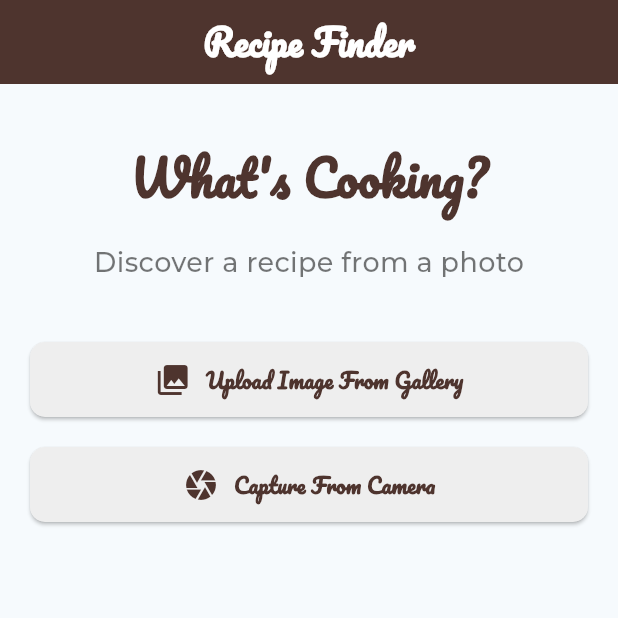
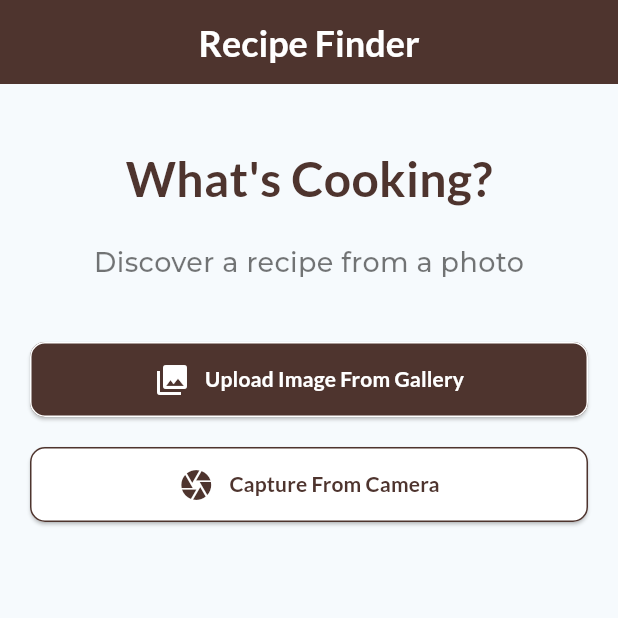
Before and after one commit to hasan661/flutter_and_gemini, a Flutter app: the screen it shows after launch, on a phone screen of 412 x 824 dp, the top half of it. Run offline on Flutter 3.47's test engine with Material 2 defaults, Android fonts, the phone set to English and light mode, and no system bars; our stand-ins replace fluttertoast, google_fonts, google_generative_ai, image_picker.

Commit message:
Application Finalized

```diff
--- a/lib/screens/image_picker_screen.dart
+++ b/lib/screens/image_picker_screen.dart
@@ -7,6 +7,7 @@ import 'package:image_picker/image_picker.dart';
 import 'package:google_fonts/google_fonts.dart';
 
 import '../services/gemini_service.dart';
+import '../services/recipe_model.dart';
 import '../shared/constants.dart';
 
 class MyHomePage extends StatefulWidget {
@@ -23,6 +24,10 @@ class _MyHomePageState extends State<MyHomePage> {
   File? pickedImage;
   final ValueNotifier<bool> isLoadingNotifier = ValueNotifier(false);
 
+  FoodItem? foodItem;
+
+  bool isFoodItem = false;
+
   @override
   Widget build(BuildContext context) {
     return Scaffold(
@@ -31,7 +36,7 @@ class _MyHomePageState extends State<MyHomePage> {
             AppColors().primaryColor, // Darker app bar for better contrast
         title: Text(
           widget.title,
-          style: GoogleFonts.pacifico(
+          style: GoogleFonts.lato(
             fontSize: 24.0,
             fontWeight: FontWeight.bold,
             color: Colors.white,
@@ -39,7 +44,9 @@ class _MyHomePageState extends State<MyHomePage> {
         ),
         centerTitle: true,
       ),
-      body: Stack(
+      body: ValueListenableBuilder(
+        valueListenable: isLoadingNotifier,
+        builder: (context, loading, child) => Stack(
           children: [
             SingleChildScrollView(
               padding: const EdgeInsets.symmetric(horizontal: 20.0),
@@ -48,13 +55,15 @@ class _MyHomePageState extends State<MyHomePage> {
                 crossAxisAlignment:
                     CrossAxisAlignment.center, // Center text and buttons
                 children: [
-            const SizedBox(height: 40.0), // Spacing between app bar and content
+                  const SizedBox(
+                      height: 40.0), // Spacing between app bar and content
                   Text(
                     "What's Cooking?",
-              style: GoogleFonts.pacifico(
+                    style: GoogleFonts.lato(
                       fontSize: 32.0,
                       fontWeight: FontWeight.bold,
-                color: AppColors().primaryColor, // Darker text for better legibility
+                      color: AppColors()
+                          .primaryColor, // Darker text for better legibility
                     ),
                   ),
                   const SizedBox(
@@ -64,41 +73,98 @@ class _MyHomePageState extends State<MyHomePage> {
                     style: GoogleFonts.montserrat(
                       fontSize: 18.0,
                       fontWeight: FontWeight.w500,
-                color: Colors.black54, // Subdued text for better readability
+                      color:
+                          Colors.black54, // Subdued text for better readability
                     ),
                   ),
                   const SizedBox(
                       height: 40.0), // Spacing between description and buttons
                   Column(
                     children: [
-                ImageUploadButton(
-                  onPressed: () =>
-                      pickAnImageAndUploadOnGemini(ImageSource.gallery),
+                      CustomElevatedButton(
+                        onPressed: () => checkIsFoodItem(ImageSource.gallery),
                         text: "Upload Image From Gallery",
                         iconData: Icons.photo_library,
+                        borderColor: Colors.white,
+                        buttonColor: AppColors().primaryColor!,
+                        buttonTextColor: Colors.white,
                       ),
                       const SizedBox(
                         height: 20,
                       ),
-                ImageUploadButton(
-                  onPressed: () =>
-                      pickAnImageAndUploadOnGemini(ImageSource.camera),
+                      CustomElevatedButton(
+                        onPressed: () => checkIsFoodItem(ImageSource.camera),
                         text: "Capture From Camera",
                         iconData: Icons.camera,
+                        borderColor: AppColors().primaryColor!,
+                        buttonColor: Colors.white,
+                        buttonTextColor: AppColors().primaryColor!,
                       ),
+                      if (pickedImage != null &&
+                          (foodItem?.isFoodItem ?? false))
+                        Column(
+                          crossAxisAlignment: CrossAxisAlignment.start,
+                          children: [
+                            const SizedBox(
+                              height: 20,
+                            ),
+                            Center(
+                              child: Text(
+                                foodItem?.title ?? "",
+                                style: GoogleFonts.lato(
+                                  fontSize: 26,
+                                  fontWeight: FontWeight.w700,
+                                  color: AppColors()
+                                      .primaryColor, // Darker text for better legibility
+                                ),
+                              ),
+                            ),
+                            const Divider(),
+                            const SizedBox(
+                              height: 20,
+                            ),
+                            Container(
+                              width: double.infinity,
+                              height: 240,
+                              decoration: BoxDecoration(
+                                image: DecorationImage(
+                                  image: FileImage(pickedImage!),
+                                  fit: BoxFit.cover,
+                                  colorFilter: ColorFilter.mode(
+                                    Colors.black.withOpacity(0.5),
+                                    BlendMode.srcOver,
+                                  ),
+                                ),
+                              ),
+                            ),
+                            const SizedBox(
+                              height: 20,
+                            ),
+                            CustomElevatedButton(
+                              onPressed: () =>
+                                  getRecipe(),
+                              text:
+                                  "Get The Recipe For ${foodItem?.title ?? ""}",
+                              iconData: null,
+                              borderColor: Colors.white,
+                              buttonColor: AppColors().primaryColor!,
+                              buttonTextColor: Colors.white,
+                            ),
+                          ],
+                        )
                     ],
                   ),
                 ],
               ),
             ),
-      ValueListenableBuilder(valueListenable: isLoadingNotifier, builder: (context, loading, child) => loading?const FullScreenLoader():const Center() ,)
-
+            loading ? const FullScreenLoader() : const Center(),
           ],
-      )
+        ),
+      ),
     );
   }
 
-  pickAnImageAndUploadOnGemini(ImageSource imageSource) async {
+  checkIsFoodItem(ImageSource imageSource) async {
     final imagePicker = ImagePicker();
     isLoadingNotifier.value = true;
     final pickedFile = await imagePicker.pickImage(source: imageSource);
@@ -107,8 +173,14 @@ class _MyHomePageState extends State<MyHomePage> {
       return;
     }
     pickedImage = File(pickedFile.path);
+    foodItem = await geminiService.checkIsFoodItem(pickedImage);
 
-    await geminiService.sendTextAndImage(pickedImage!).then((recipe) {
+    isLoadingNotifier.value = false;
+  }
+
+  getRecipe() async {
+    isLoadingNotifier.value = true;
+    await geminiService.sendTextAndImage(foodItem!.title).then((recipe) {
       isLoadingNotifier.value = false;
       if (recipe != null) {
         Navigator.of(context).push(
--- a/lib/services/recipe_model.dart
+++ b/lib/services/recipe_model.dart
@@ -2,14 +2,41 @@ class RecipeModel {
   final String title;
   final List<String> ingredients;
   final List<String> instructions;
+  final String actualResponse;
 
   RecipeModel(
       {required this.ingredients,
       required this.instructions,
+      required this.actualResponse,
       required this.title});
-  factory RecipeModel.fromJson(Map<String, dynamic> json) => RecipeModel(
-        title: json['title'] as String,
+
+  factory RecipeModel.fromJson(
+    Map<String, dynamic> json,
+    String title,
+    String response,
+  ) =>
+      RecipeModel(
+        title: title,
         ingredients: List<String>.from(json['ingredients']),
         instructions: List<String>.from(json['instructions']),
+        actualResponse: response,
       );
 }
+
+class FoodItem {
+  final String title;
+  final bool isFoodItem;
+
+  final String actualResponse;
+
+  FoodItem(
+      {required this.isFoodItem,
+      required this.title,
+      required this.actualResponse});
+
+  factory FoodItem.fromJson(Map<String, dynamic> json, String response) =>
+      FoodItem(
+          title: json['title'] as String,
+          isFoodItem: json["isFoodItem"],
+          actualResponse: response);
+}
--- a/lib/shared/constants.dart
+++ b/lib/shared/constants.dart
@@ -9,6 +9,6 @@ class AppColors{
 }
 
 class StringConstants{
-  var apiKey="AIzaSyBJunq6OliWjKt0qlrmXw0YLv2kDo7R230";
+  var apiKey="AIzaSyA6Jp2TMdrWJWAst8peGxG4oxvIxEHIWMo";
   var model="gemini-1.5-flash";
 }
--- a/lib/shared/image_upload_button.dart
+++ b/lib/shared/image_upload_button.dart
@@ -3,16 +3,20 @@ import 'package:google_fonts/google_fonts.dart';
 
 import 'constants.dart';
 
-class ImageUploadButton extends StatelessWidget {
+class CustomElevatedButton extends StatelessWidget {
   final VoidCallback onPressed;
   final String text;
-  final IconData iconData;
+  final IconData? iconData;
+  final Color borderColor;
+  final Color buttonColor;
+  final Color buttonTextColor;
 
-  const ImageUploadButton({
+  const CustomElevatedButton({
     super.key,
     required this.onPressed,
     required this.text,
     required this.iconData, // Default background color
+    required this.borderColor,required this.buttonColor,required this.buttonTextColor
   });
 
   @override
@@ -20,10 +24,12 @@ class ImageUploadButton extends StatelessWidget {
     return ElevatedButton(
       onPressed: onPressed,
       style: ElevatedButton.styleFrom(
-        backgroundColor: Colors.grey[200],
+        backgroundColor: buttonColor,
+
          // Apply background color
         shape: RoundedRectangleBorder(
           borderRadius: BorderRadius.circular(10.0), // Rounded corners
+          side: BorderSide(color: borderColor)
         ),
         minimumSize: const Size(100, 50), // Set a reasonable size
         padding: const EdgeInsets.all(12.0), // Adjust padding for content
@@ -31,17 +37,18 @@ class ImageUploadButton extends StatelessWidget {
       child: Row( // Use Row to arrange icon and text horizontally
         mainAxisAlignment: MainAxisAlignment.center, // Center content
         children: [
+          if(iconData!=null)
           Icon(
             iconData,
             size: 24.0, // Adjust icon size to fit within button
-            color: AppColors().primaryColor,// Maintain icon color
+            color: buttonTextColor,// Maintain icon color
           ),
           const SizedBox(width: 10.0), // Spacing between icon and text
           Text(
             text,
-            style: GoogleFonts.pacifico(
+            style: GoogleFonts.lato(
               textStyle: TextStyle(
-                color: AppColors().primaryColor,
+                color: buttonTextColor,
                 fontWeight: FontWeight.bold,
 
               ),
```
Also changed, not shown: lib/screens/recipe_screen.dart (+75 -13 lines), lib/services/gemini_service.dart (+27 -12 lines). Lines whose indentation alone changed are shown as unchanged.
